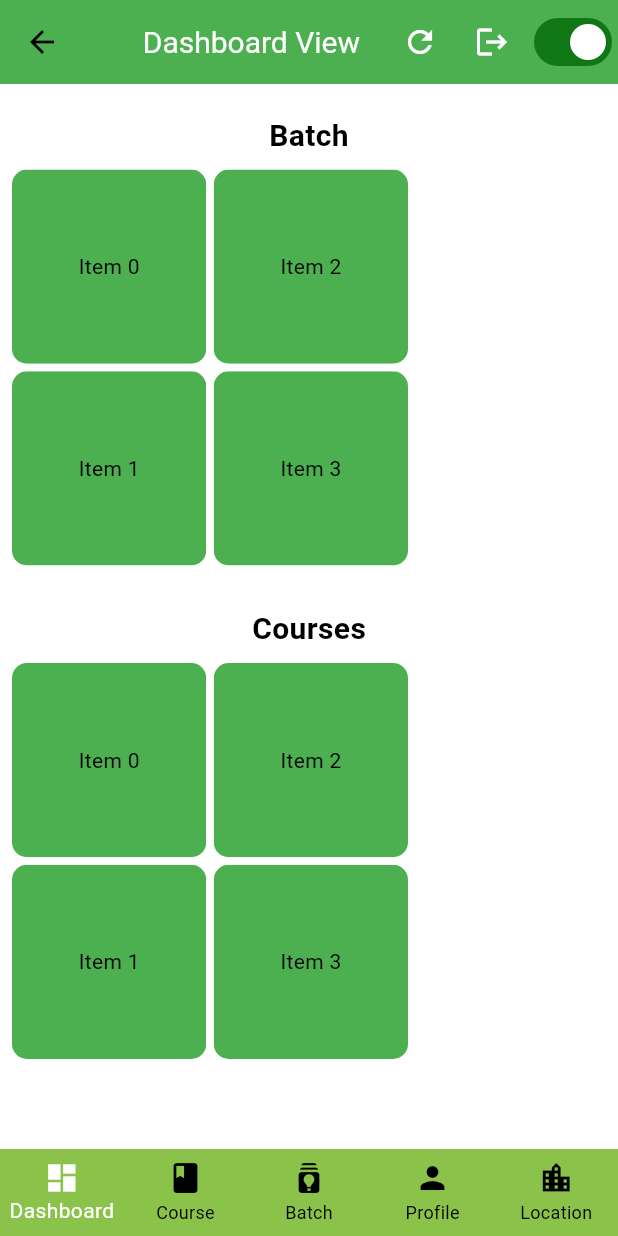
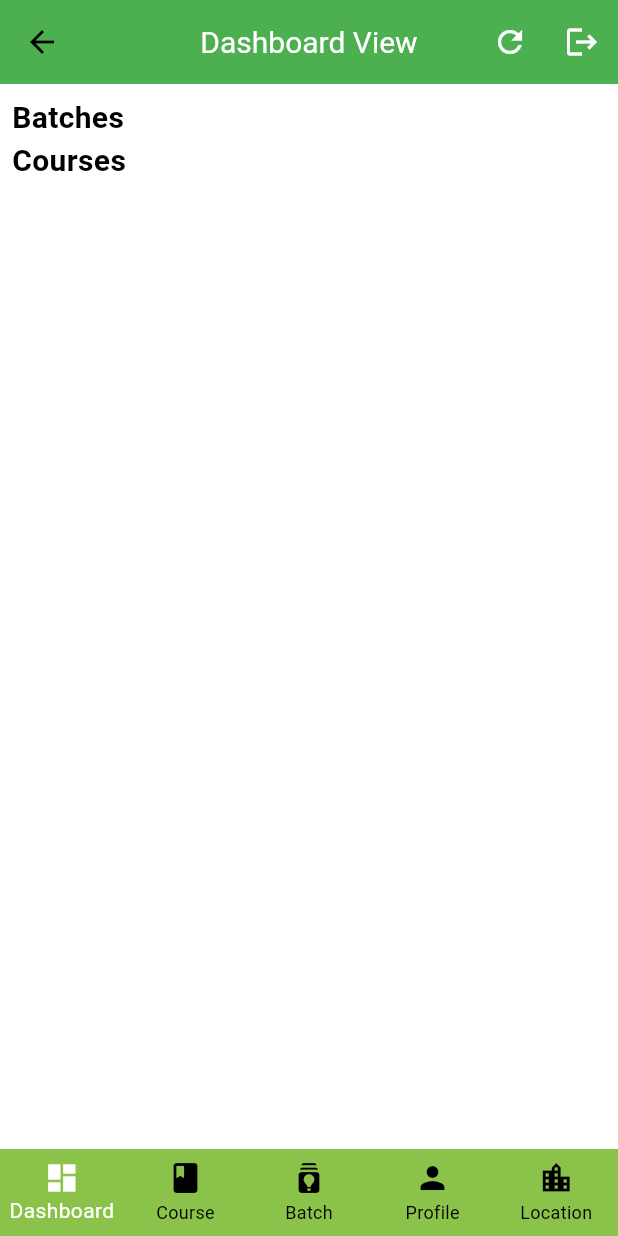
Before and after one commit to Aayushbahadurpradhan/hive_school, a Flutter app: the screen it shows after launch, after a tap on "Login", on a phone screen of 412 x 824 dp. Run offline on Flutter 3.47's test engine with Material 3 defaults, Android fonts, the phone set to English and light mode, and no system bars; our stand-ins replace connectivity_plus, dartz, dio, equatable, flutter_riverpod, hive_flutter and 3 more; accounts and stored records are empty; Roboto replaces fonts that are missing (Montserrat).

Commit message:
second jan 2.1

```diff
--- a/lib/features/home/presentation/view/bottom_view/dashboard_view.dart
+++ b/lib/features/home/presentation/view/bottom_view/dashboard_view.dart
@@ -1,7 +1,102 @@
+// import 'package:flutter/material.dart';
+// import 'package:flutter_riverpod/flutter_riverpod.dart';
+// import 'package:student_management_hive_api/core/common/snackbar/my_snackbar.dart';
+// import 'package:student_management_hive_api/features/home/presentation/view_model/home_view_model.dart';
+
+// class DashboardView extends ConsumerStatefulWidget {
+//   const DashboardView({super.key});
+
+//   @override
+//   ConsumerState<DashboardView> createState() => _DashboardViewState();
+// }
+
+// class _DashboardViewState extends ConsumerState<DashboardView> {
+//   @override
+//   Widget build(BuildContext context) {
+//     return Scaffold(
+//       appBar: AppBar(
+//         title: const Text('Dashboard View'),
+//         actions: [
+//           IconButton(
+//             onPressed: () {
+//               showSnackBar(message: 'Refreshing...', context: context);
+//             },
+//             icon: const Icon(
+//               Icons.refresh,
+//               color: Colors.white,
+//             ),
+//           ),
+//           IconButton(
+//             onPressed: () {
+//               ref.read(homeViewModelProvider.notifier).signOut(context);
+//             },
+//             icon: const Icon(
+//               Icons.logout,
+//               color: Colors.white,
+//             ),
+//           ),
+//           Switch(value: true, onChanged: (value) {}),
+//         ],
+//       ),
+//       body: Column(
+//         children: [
+//           const SizedBox(height: 20),
+//           const Text(
+//             'Batch',
+//             style: TextStyle(fontSize: 20, fontWeight: FontWeight.bold),
+//           ),
+//           SizedBox(
+//             height: 280,
+//             child: buildGridView(),
+//           ),
+//           const SizedBox(height: 20),
+//           const Text(
+//             'Courses',
+//             style: TextStyle(fontSize: 20, fontWeight: FontWeight.bold),
+//           ),
+//           SizedBox(
+//             height: 280,
+//             child: buildGridView(),
+//           ),
+//         ],
+//       ),
+//     );
+//   }
+
+//   Widget buildGridView() {
+//     return GridView.builder(
+//       padding: const EdgeInsets.all(8),
+//       scrollDirection: Axis.horizontal, // Set scroll direction to horizontal
+//       gridDelegate: const SliverGridDelegateWithFixedCrossAxisCount(
+//         crossAxisCount: 2,
+//         mainAxisSpacing: 5,
+//         crossAxisSpacing: 5,
+//       ),
+//       itemCount: 4, // Set your itemCount as needed
+//       itemBuilder: (context, index) {
+//         return ClipRRect(
+//           borderRadius:
+//               BorderRadius.circular(10.0), // Set your desired border radius
+//           child: Container(
+//             // width: 250,
+//             alignment: Alignment.center,
+//             color: Colors.green,
+//             child: Text('Item $index'),
+//           ),
+//         );
+//       },
+//     );
+//   }
+// }
+
 import 'package:flutter/material.dart';
 import 'package:flutter_riverpod/flutter_riverpod.dart';
 import 'package:student_management_hive_api/core/common/snackbar/my_snackbar.dart';
+import 'package:student_management_hive_api/features/batch/presentation/view_model/batch_view_model.dart';
+import 'package:student_management_hive_api/features/course/presentation/view_model/course_view_model.dart';
 import 'package:student_management_hive_api/features/home/presentation/view_model/home_view_model.dart';
+import 'package:student_management_hive_api/features/home/presentation/widget/batch_widget.dart';
+import 'package:student_management_hive_api/features/home/presentation/widget/course_widget.dart';
 
 class DashboardView extends ConsumerStatefulWidget {
   const DashboardView({super.key});
@@ -11,15 +106,26 @@ class DashboardView extends ConsumerStatefulWidget {
 }
 
 class _DashboardViewState extends ConsumerState<DashboardView> {
+  // late bool isDark;
+  // @override
+  // void initState() {
+  //   isDark = ref.read(isDarkThemeProvider);
+  //   super.initState();
+  // }
+
   @override
   Widget build(BuildContext context) {
+    var batchState = ref.watch(batchViewModelProvider);
+    var courseState = ref.watch(courseViewModelProvider);
     return Scaffold(
       appBar: AppBar(
         title: const Text('Dashboard View'),
         actions: [
           IconButton(
             onPressed: () {
-              showSnackBar(message: 'Refreshing...', context: context);
+              // ref.read(batchViewModelProvider.notifier).getBatches();
+              // ref.read(courseViewModelProvider.notifier).getCourses();
+              showSnackBar(message: 'Refressing...', context: context);
             },
             icon: const Icon(
               Icons.refresh,
@@ -35,56 +141,49 @@ class _DashboardViewState extends ConsumerState<DashboardView> {
               color: Colors.white,
             ),
           ),
-          Switch(value: true, onChanged: (value) {}),
+          // Switch(
+          //     value: isDark,
+          //     onChanged: (value) {
+          //       setState(() {
+          //         isDark = value;
+          //         ref.read(isDarkThemeProvider.notifier).updateTheme(value);
+          //       });
+          //     }),
         ],
       ),
-      body: Column(
+      body: Padding(
+        padding: const EdgeInsets.all(8.0),
+        child: Column(
           children: [
-          const SizedBox(height: 20),
-          const Text(
-            'Batch',
-            style: TextStyle(fontSize: 20, fontWeight: FontWeight.bold),
+            const Align(
+              alignment: Alignment.centerLeft,
+              child: Text(
+                'Batches',
+                style: TextStyle(
+                  fontSize: 20,
+                  fontWeight: FontWeight.bold,
                 ),
-          SizedBox(
-            height: 280,
-            child: buildGridView(),
               ),
-          const SizedBox(height: 20),
-          const Text(
+            ),
+            Flexible(
+              child: BatchWidget(ref: ref, batchList: batchState.batches),
+            ),
+            const Align(
+              alignment: Alignment.centerLeft,
+              child: Text(
                 'Courses',
-            style: TextStyle(fontSize: 20, fontWeight: FontWeight.bold),
+                style: TextStyle(
+                  fontSize: 20,
+                  fontWeight: FontWeight.bold,
                 ),
-          SizedBox(
-            height: 280,
-            child: buildGridView(),
+              ),
+            ),
+            Flexible(
+              child: CourseWidget(courseList: courseState.courses),
             ),
           ],
         ),
-    );
-  }
-
-  Widget buildGridView() {
-    return GridView.builder(
-      padding: const EdgeInsets.all(8),
-      scrollDirection: Axis.horizontal, // Set scroll direction to horizontal
-      gridDelegate: const SliverGridDelegateWithFixedCrossAxisCount(
-        crossAxisCount: 2,
-        mainAxisSpacing: 5,
-        crossAxisSpacing: 5,
       ),
-      itemCount: 4, // Set your itemCount as needed
-      itemBuilder: (context, index) {
-        return ClipRRect(
-          borderRadius:
-              BorderRadius.circular(10.0), // Set your desired border radius
-          child: Container(
-            // width: 250,
-            alignment: Alignment.center,
-            color: Colors.green,
-            child: Text('Item $index'),
-          ),
-        );
-      },
     );
   }
 }
--- /dev/null
+++ b/lib/features/home/presentation/widget/course_widget.dart
@@ -0,0 +1,34 @@
+import 'package:flutter/material.dart';
+import 'package:student_management_hive_api/features/course/domain/entity/course_entity.dart';
+
+class CourseWidget extends StatelessWidget {
+  final List<CourseEntity> courseList;
+  const CourseWidget({super.key, required this.courseList});
+
+  @override
+  Widget build(BuildContext context) {
+    return GridView.builder(
+      shrinkWrap: true,
+      itemCount: courseList.length,
+      // physics: const NeverScrollableScrollPhysics(),
+      gridDelegate: const SliverGridDelegateWithFixedCrossAxisCount(
+        crossAxisCount: 2,
+        childAspectRatio: 1.5,
+      ),
+      itemBuilder: (context, index) {
+        return Card(
+          color: Colors.yellow[100],
+          child: Center(
+            child: Text(
+              courseList[index].courseName,
+              style: const TextStyle(
+                fontSize: 20,
+                fontWeight: FontWeight.bold,
+              ),
+            ),
+          ),
+        );
+      },
+    );
+  }
+}
```
Also changed, not shown: lib/features/batch/data/model/batch_api_model.dart (added, +57 -0 lines), lib/features/home/presentation/widget/batch_widget.dart (added, +45 -0 lines). Lines whose indentation alone changed are shown as unchanged.
